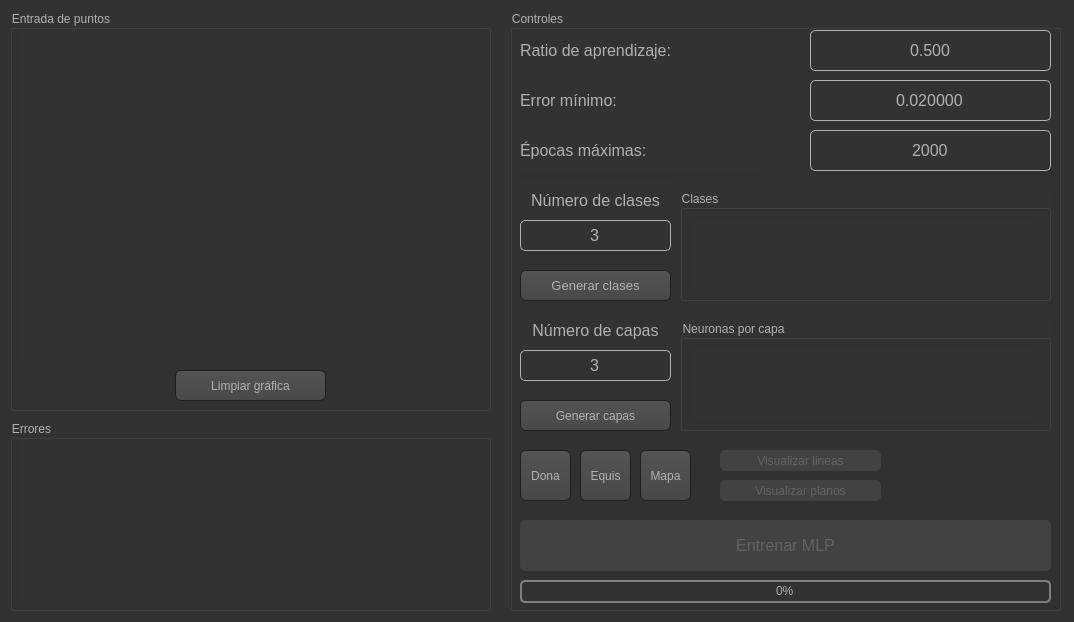
CodeRevenge/practicas_ia_2, file Practica04_MLP/codigoFuente/UI/Interface_MLP.ui: the form before one commit.
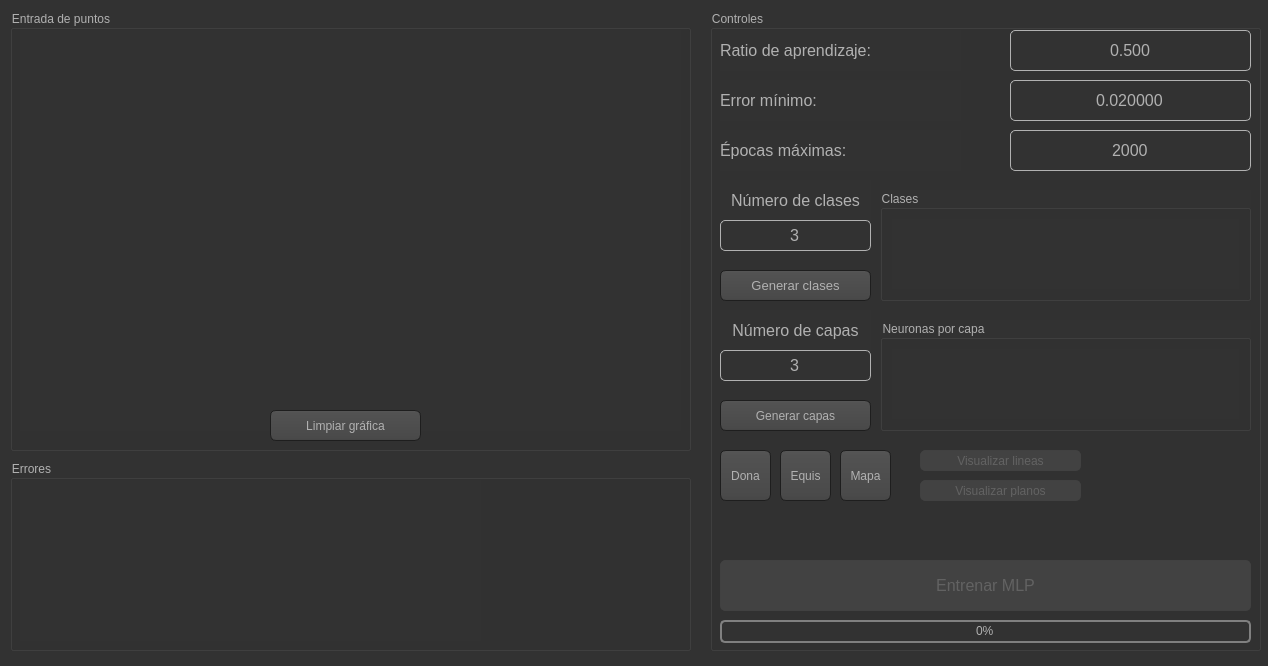
The form after the commit. Icons and pictures are not drawn. Custom widgets are drawn as their Qt base class.

```diff
--- a/Practica04_MLP/codigoFuente/UI/Interface_MLP.ui
+++ b/Practica04_MLP/codigoFuente/UI/Interface_MLP.ui
@@ -9,8 +9,8 @@
    <rect>
     <x>0</x>
     <y>0</y>
-    <width>1074</width>
-    <height>622</height>
+    <width>1268</width>
+    <height>666</height>
    </rect>
   </property>
   <property name="windowTitle">
@@ -513,8 +513,8 @@
      <rect>
       <x>10</x>
       <y>10</y>
-      <width>481</width>
-      <height>401</height>
+      <width>681</width>
+      <height>441</height>
      </rect>
     </property>
     <property name="title">
@@ -525,8 +525,8 @@
       <rect>
        <x>10</x>
        <y>20</y>
-       <width>461</width>
-       <height>331</height>
+       <width>661</width>
+       <height>401</height>
       </rect>
      </property>
      <property name="layoutDirection">
@@ -539,8 +539,8 @@
     <widget class="QPushButton" name="btn_clean_input_graph">
      <property name="geometry">
       <rect>
-       <x>165</x>
-       <y>360</y>
+       <x>260</x>
+       <y>400</y>
        <width>151</width>
        <height>31</height>
       </rect>
@@ -554,8 +554,8 @@
     <property name="geometry">
      <rect>
       <x>10</x>
-      <y>420</y>
-      <width>481</width>
+      <y>460</y>
+      <width>681</width>
       <height>191</height>
      </rect>
     </property>
@@ -576,10 +576,10 @@
    <widget class="QGroupBox" name="control_box">
     <property name="geometry">
      <rect>
-      <x>510</x>
+      <x>710</x>
       <y>10</y>
       <width>551</width>
-      <height>601</height>
+      <height>641</height>
      </rect>
     </property>
     <property name="title">
@@ -895,7 +895,7 @@
      <property name="geometry">
       <rect>
        <x>10</x>
-       <y>510</y>
+       <y>550</y>
        <width>531</width>
        <height>51</height>
       </rect>
@@ -1128,7 +1128,7 @@
      <property name="geometry">
       <rect>
        <x>10</x>
-       <y>570</y>
+       <y>610</y>
        <width>531</width>
        <height>23</height>
       </rect>
```
